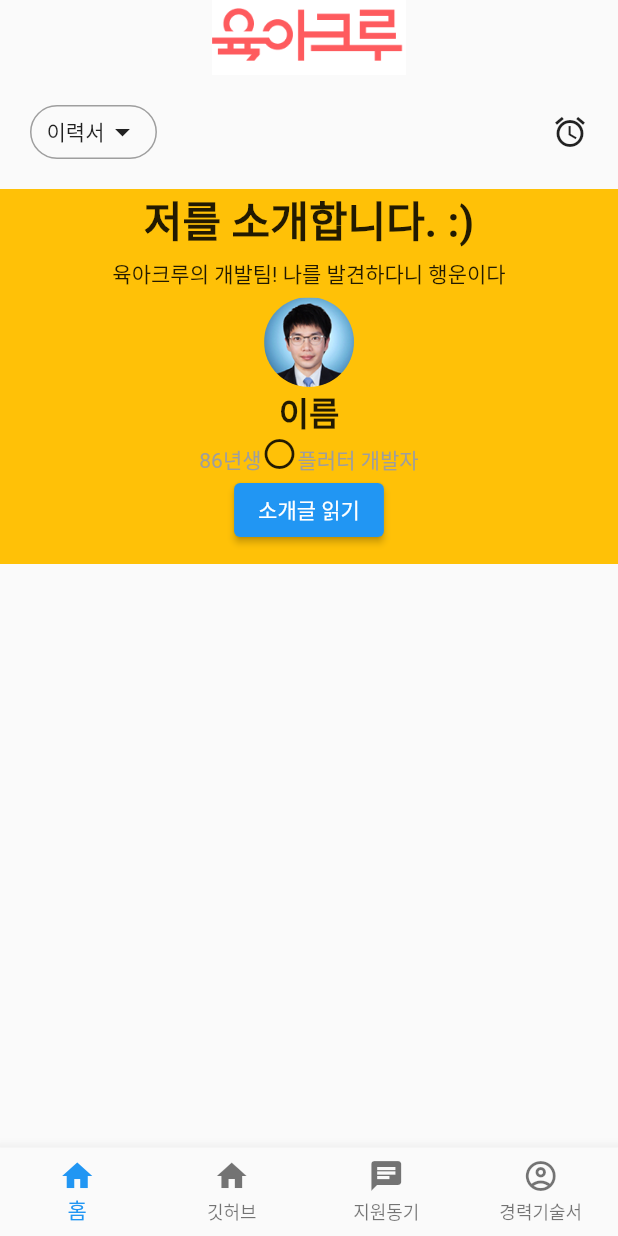
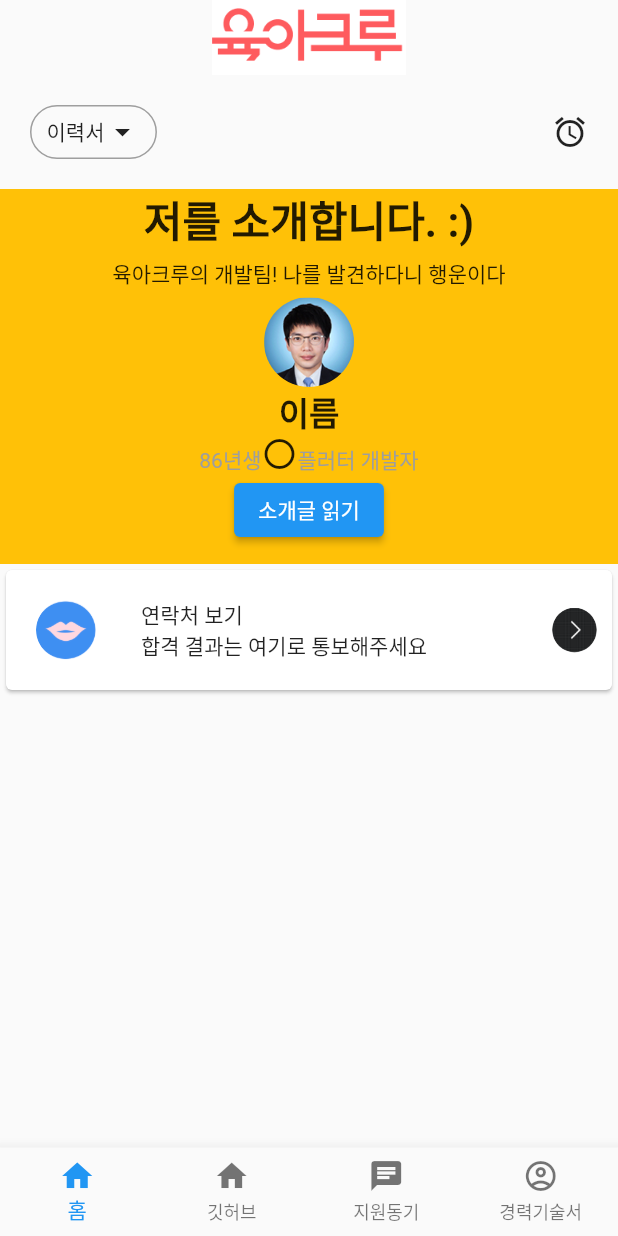
Before and after one commit to present1602/self_intro_app, a Flutter app: the screen it shows after launch, on a phone screen of 412 x 824 dp. Run offline on Flutter 3.47's test engine with Material 2 defaults, Android fonts, the phone set to English and light mode, and no system bars; our stand-ins replace webview_flutter.

Commit message:
홈화면 > 연락처 보기 카드 ui 추가

```diff
--- a/lib/main.dart
+++ b/lib/main.dart
@@ -19,3 +19,9 @@ class MyApp extends StatelessWidget {
     );
   }
 }
+
+// initialRoute: "/",
+//   routes: {
+//     "/": (context) => HomeScreen(),
+//     "/git": (context) => GitScreen(),
+//   },
--- a/lib/views/screens/home/HomeScreen.dart
+++ b/lib/views/screens/home/HomeScreen.dart
@@ -148,6 +148,49 @@ class _HomeScreenState extends State<HomeScreen> {
           ],
         ),
       ),
+      Card(
+        child: Row(
+          children: <Widget>[
+            Container(
+              margin: EdgeInsets.all(20),
+              width: 40,
+              height: 40,
+              decoration: BoxDecoration(
+                  shape: BoxShape.circle,
+                  image: DecorationImage(
+                      fit: BoxFit.fill,
+                      image: AssetImage('assets/images/self_img1.png'))
+                  // image: DecorationImage
+                  // (image: Image.asset("/assets/images/self_img1.png")
+                  // )
+                  ),
+            ),
+            SizedBox(width: 10),
+            Container(
+              child: Column(
+                crossAxisAlignment: CrossAxisAlignment.start,
+                children: <Widget>[
+                  Text("연락처 보기"),
+                  Text("합격 결과는 여기로 통보해주세요"),
+                ],
+              ),
+            ),
+            Expanded(child: Container()),
+            Container(
+              margin: EdgeInsets.all(10),
+              width: 30,
+              height: 30,
+              decoration: BoxDecoration(
+                  shape: BoxShape.circle,
+                  image: DecorationImage(
+                      fit: BoxFit.fill,
+                      image: AssetImage('assets/images/page_move_icon.png'))
+                  // )
+                  ),
+            ),
+          ],
+        ),
+      )
     ]);
   }
 }
```
Also changed, not shown: assets/images/page_move_icon.png (added), assets/images/self_img1.png (added), assets/images/self_img2.png (added).
